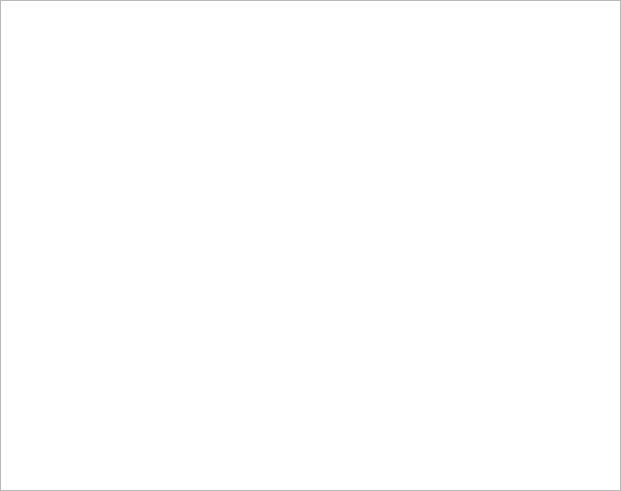
aaryashah1010/Capstone-Sleepinducer, file GUI/Final/thirdwindow.ui: the form before one commit.
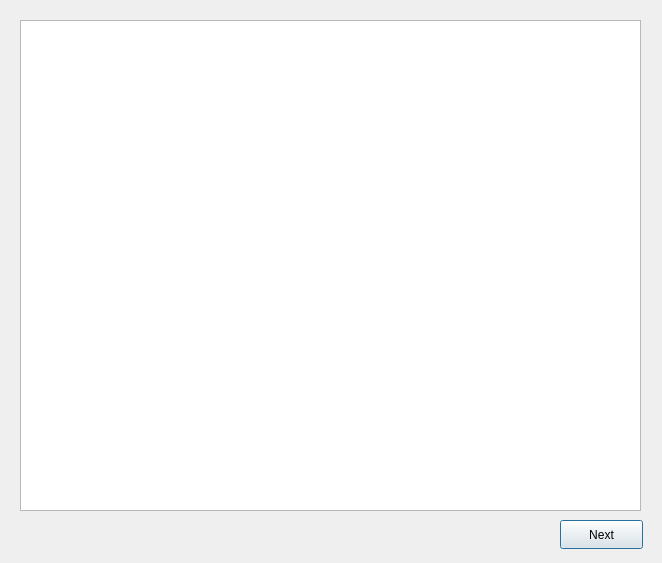
The form after the commit.

What changed in the file:
```diff
--- a/GUI/Final/thirdwindow.ui
+++ b/GUI/Final/thirdwindow.ui
@@ -6,8 +6,8 @@
    <rect>
     <x>0</x>
     <y>0</y>
-    <width>621</width>
-    <height>491</height>
+    <width>662</width>
+    <height>563</height>
    </rect>
   </property>
   <property name="windowTitle">
@@ -16,13 +16,26 @@
   <widget class="QTableView" name="tableView">
    <property name="geometry">
     <rect>
-     <x>0</x>
-     <y>0</y>
+     <x>20</x>
+     <y>20</y>
      <width>621</width>
      <height>491</height>
     </rect>
    </property>
   </widget>
+  <widget class="QPushButton" name="pushButton">
+   <property name="geometry">
+    <rect>
+     <x>560</x>
+     <y>520</y>
+     <width>83</width>
+     <height>29</height>
+    </rect>
+   </property>
+   <property name="text">
+    <string>Next</string>
+   </property>
+  </widget>
  </widget>
  <resources/>
  <connections/>
```
